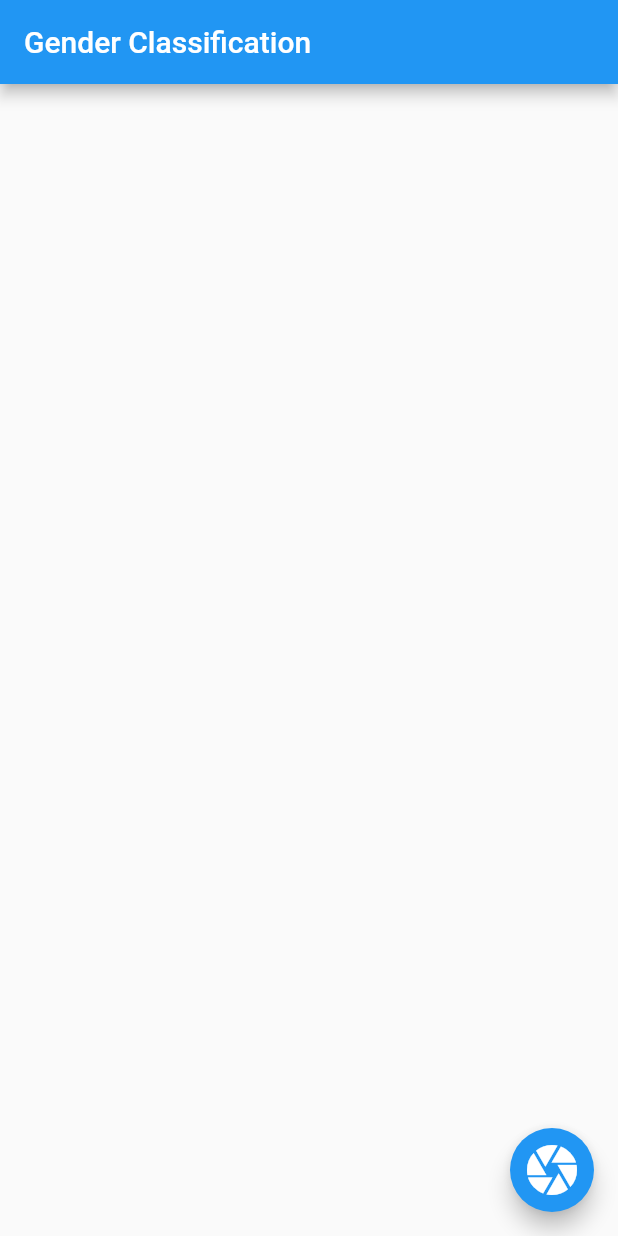
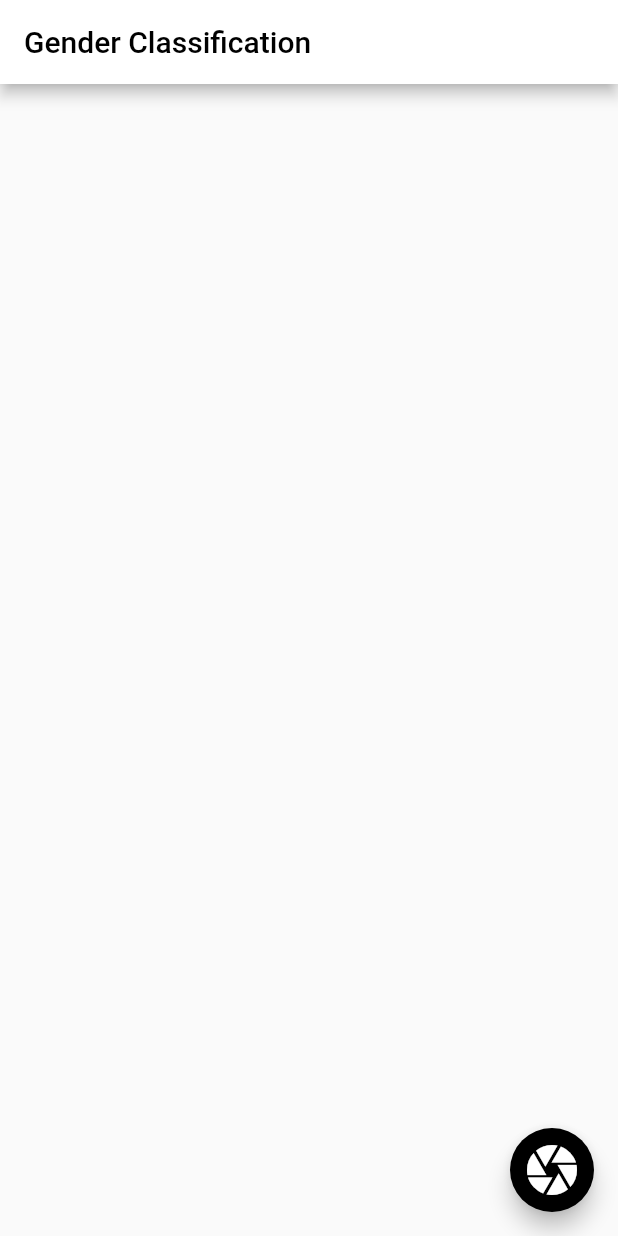
Before and after one commit to TusharSSurve/Gender-Classification-With-Flutter, a Flutter app: the screen it shows after launch, on a phone screen of 412 x 824 dp. Run offline on Flutter 3.47's test engine with Material 2 defaults, Android fonts, the phone set to English and light mode, and no system bars; our stand-ins replace image_picker; missing offline and left inert: tflite.

Commit message:
updated main.dart

```diff
--- a/lib/main.dart
+++ b/lib/main.dart
@@ -13,9 +13,6 @@ class MyApp extends StatelessWidget {
   Widget build(BuildContext context) {
     return MaterialApp(
       title: 'Flutter Demo',
-      theme: ThemeData(
-        primarySwatch: Colors.blue,
-      ),
       home: Home(),
       debugShowCheckedModeBanner: false,
     );
@@ -65,7 +62,7 @@ class _HomeState extends State<Home> {
         imageMean: 0.0,
         imageStd: 255.0,
         threshold: 0.5);
-
+    print(output);
     setState(() {
       _isLoading = false;
       _output = output;
@@ -76,7 +73,11 @@ class _HomeState extends State<Home> {
   Widget build(BuildContext context) {
     return Scaffold(
       appBar: AppBar(
-        title: Text('Gender Classification'),
+        backgroundColor: Colors.white,
+        title: Text(
+          'Gender Classification',
+          style: TextStyle(color: Colors.black),
+        ),
       ),
       body: _isLoading
           ? Container(
@@ -95,6 +96,7 @@ class _HomeState extends State<Home> {
               ),
             ),
       floatingActionButton: FloatingActionButton(
+        backgroundColor: Colors.black,
         child: Icon(
           Icons.camera,
           size: 40,
```
Also changed, not shown: 1 other file.
